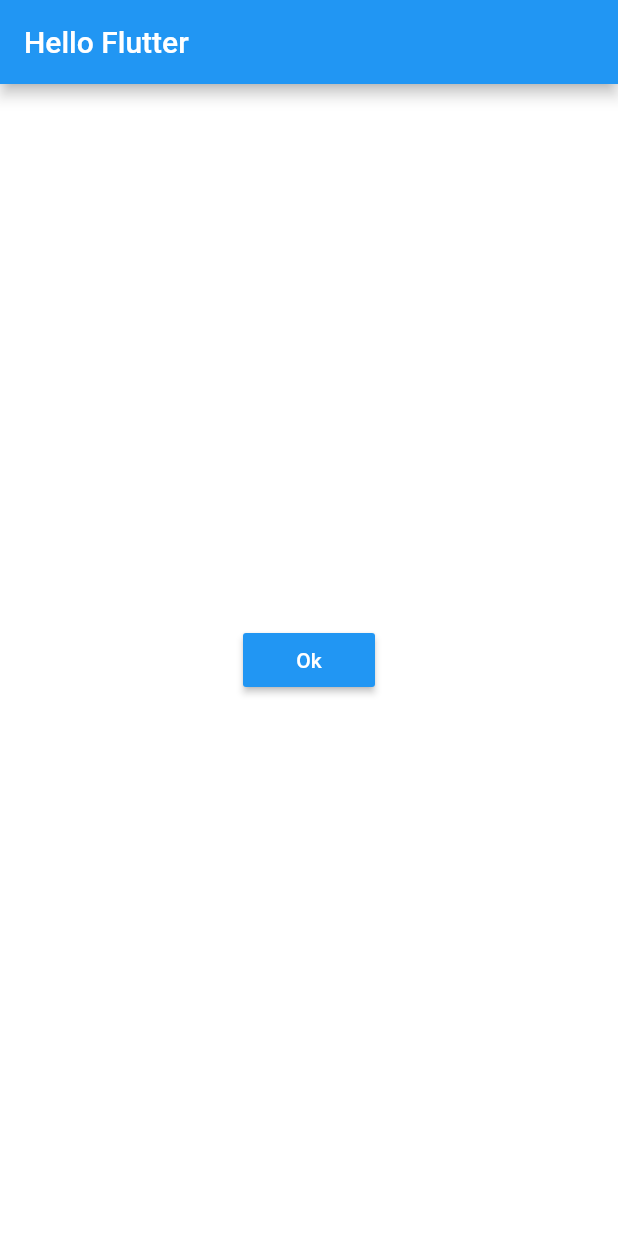
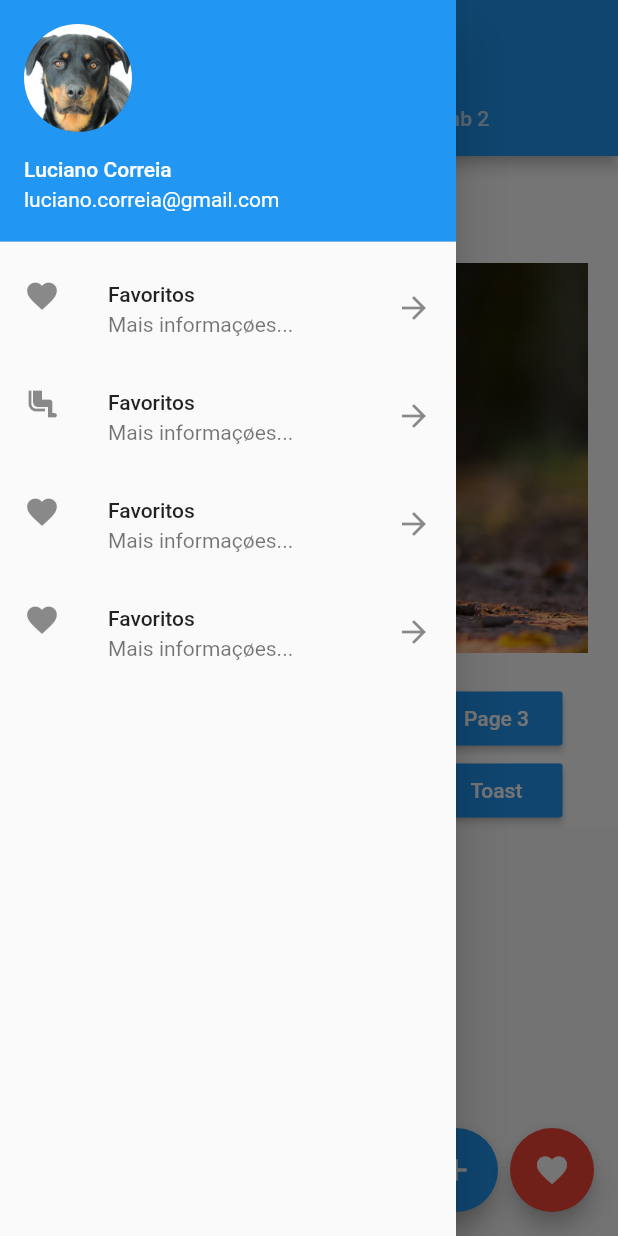
Before and after one commit to lucianocorreia/udemy_flutter, a Flutter app: the screen it shows after launch, with the side drawer open (before the commit the screen has no drawer), on a phone screen of 412 x 824 dp. Run offline on Flutter 3.47's test engine with Material 2 defaults, Android fonts, the phone set to English and light mode, and no system bars; our stand-ins replace fluttertoast.

Commit message:
Finalizado Flutter Web

```diff
--- /dev/null
+++ b/capitulo_04/flutter_hello/lib/drawer_list.dart
@@ -0,0 +1,50 @@
+import 'package:flutter/material.dart';
+
+class DrawerList extends StatelessWidget {
+  @override
+  Widget build(BuildContext context) {
+    return SafeArea(
+      child: Drawer(
+        child: ListView(
+          children: <Widget>[
+            UserAccountsDrawerHeader(
+              accountName: Text('Luciano Correia'),
+              accountEmail: Text('luciano.correia@gmail.com'),
+              currentAccountPicture: CircleAvatar(
+                backgroundImage: AssetImage('assets/images/dog4.png'),
+              ),
+            ),
+            ListTile(
+              leading: Icon(Icons.favorite),
+              title: Text('Favoritos'),
+              subtitle: Text('Mais informaçøes...'),
+              trailing: Icon(Icons.arrow_forward),
+              onTap: () {},
+            ),
+            ListTile(
+              leading: Icon(Icons.airline_seat_legroom_normal),
+              title: Text('Favoritos'),
+              subtitle: Text('Mais informaçøes...'),
+              trailing: Icon(Icons.arrow_forward),
+              onTap: () {},
+            ),
+            ListTile(
+              leading: Icon(Icons.favorite),
+              title: Text('Favoritos'),
+              subtitle: Text('Mais informaçøes...'),
+              trailing: Icon(Icons.arrow_forward),
+              onTap: () {},
+            ),
+            ListTile(
+              leading: Icon(Icons.favorite),
+              title: Text('Favoritos'),
+              subtitle: Text('Mais informaçøes...'),
+              trailing: Icon(Icons.arrow_forward),
+              onTap: () {},
+            ),
+          ],
+        ),
+      ),
+    );
+  }
+}
--- a/capitulo_04/flutter_hello/lib/home_page.dart
+++ b/capitulo_04/flutter_hello/lib/home_page.dart
@@ -1,4 +1,11 @@
 import 'package:flutter/material.dart';
+import 'package:flutter_hello/drawer_list.dart';
+import 'package:flutter_hello/pages/hello_listview.dart';
+import 'package:flutter_hello/pages/hello_page2.dart';
+import 'package:flutter_hello/pages/hello_page3.dart';
+import 'package:flutter_hello/utils/nav.dart';
+import 'package:flutter_hello/widgets/blue_button.dart';
+import 'package:fluttertoast/fluttertoast.dart';
 
 class HomePage extends StatelessWidget {
   const HomePage({
@@ -7,40 +14,138 @@ class HomePage extends StatelessWidget {
 
   @override
   Widget build(BuildContext context) {
-    return Scaffold(
-      appBar: AppBar(
-        title: Text('Hello Flutter'),
-      ),
-      body: _body(),
-    );
-  }
-
-  _body() {
-    return Container(
-      color: Colors.white,
-      child: Center(
-        child: _button(),
+    return DefaultTabController(
+      length: 2,
+      child: Scaffold(
+        appBar: AppBar(
+          title: Text('Hello Flutter'),
+          bottom: TabBar(
+            tabs: <Widget>[
+              Tab(
+                text: 'Tab 1',
+              ),
+              Tab(
+                text: 'Tab 2',
+              ),
+            ],
+          ),
+        ),
+        floatingActionButton: Row(
+          mainAxisAlignment: MainAxisAlignment.end,
+          children: <Widget>[
+            FloatingActionButton(
+              child: Icon(Icons.add),
+              onPressed: () {
+                _onClickFloat();
+              },
+            ),
+            SizedBox(
+              width: 8,
+            ),
+            FloatingActionButton(
+              backgroundColor: Colors.red,
+              child: Icon(Icons.favorite),
+              onPressed: () {
+                _onClickFloat();
+              },
+            ),
+          ],
+        ),
+        drawer: DrawerList(),
+        body: TabBarView(
+          children: <Widget>[
+            _body(context),
+            Container(
+              color: Colors.amberAccent,
+            )
+          ],
+        ),
       ),
     );
   }
 
-  _button() {
-    return RaisedButton(
-      color: Colors.blue,
-      onPressed: () => this._onClickOk(),
-      child: Text(
-        'Ok',
-        style: TextStyle(color: Colors.white),
+  _body(context) {
+    return SingleChildScrollView(
+      child: Container(
+        padding: EdgeInsets.only(top: 16),
+        color: Colors.white,
+        child: Column(
+          mainAxisAlignment: MainAxisAlignment.start,
+          children: <Widget>[
+            _text(),
+            _pageView(),
+            _buttons(),
+          ],
+        ),
       ),
     );
   }
 
-  void _onClickOk() {
-    print('On Click Ok');
+  _pageView() {
+    return Container(
+      height: 300,
+      child: PageView(
+        children: <Widget>[
+          _img('assets/images/dog1.png'),
+          _img('assets/images/dog2.png'),
+          _img('assets/images/dog3.png'),
+          _img('assets/images/dog4.png'),
+          _img('assets/images/dog5.png'),
+        ],
+      ),
+    );
   }
 
-  _img() {
-    return Image.asset('assets/images/dog2.png');
+  _buttons() {
+    return Builder(
+      builder: (context) {
+        return Column(
+          children: <Widget>[
+            Row(
+              mainAxisAlignment: MainAxisAlignment.spaceEvenly,
+              children: <Widget>[
+                BlueButton(
+                  'Listview',
+                  () => _onClickNavigator(context, HelloListview()),
+                ),
+                BlueButton(
+                  'Page 2',
+                  () => _onClickNavigator(context, HelloPage2()),
+                ),
+                BlueButton(
+                  'Page 3',
+                  () => _onClickNavigator(context, HelloPage3()),
+                ),
+              ],
+            ),
+            Row(
+              mainAxisAlignment: MainAxisAlignment.spaceEvenly,
+              children: <Widget>[
+                BlueButton('Snack', () => _onClickSnack(context)),
+                BlueButton('Dialog', () => _onClickDialog(context)),
+                BlueButton('Toast', _onClickToast),
+              ],
+            ),
+          ],
+        );
+      },
+    );
+  }
+
+  void _onClickNavigator(BuildContext context, Widget page) async {
+    String s = await push(context, page);
+
+    print('>>> $s');
+  }
+
+  _img(String img) {
+    return Container(
+      margin: EdgeInsets.all(20),
+      child: Image.asset(
+        img,
+        fit: BoxFit.cover,
+      ),
+    );
   }
 
   _text() {
@@ -57,4 +162,57 @@ class HomePage extends StatelessWidget {
       ),
     );
   }
+
+  _onClickSnack(context) {
+    Scaffold.of(context).showSnackBar(
+      SnackBar(
+        content: Text('Olá Flutter'),
+        action: SnackBarAction(
+          label: 'Ok',
+          onPressed: () {},
+        ),
+      ),
+    );
+  }
+
+  _onClickDialog(BuildContext context) {
+    showDialog(
+        barrierDismissible: false,
+        context: context,
+        builder: (context) {
+          return WillPopScope(
+            onWillPop: () async => false,
+            child: AlertDialog(
+              title: Text('Flutter udemy'),
+              actions: <Widget>[
+                FlatButton(
+                  onPressed: () {
+                    Navigator.pop(context);
+                  },
+                  child: Text('Cancelar'),
+                ),
+                FlatButton(
+                  onPressed: () {
+                    Navigator.pop(context);
+                  },
+                  child: Text('Ok'),
+                ),
+              ],
+            ),
+          );
+        });
+  }
+
+  _onClickToast() {
+    Fluttertoast.showToast(
+        msg: "This is Center Short Toast",
+        toastLength: Toast.LENGTH_LONG,
+        gravity: ToastGravity.CENTER,
+        timeInSecForIos: 5,
+        backgroundColor: Colors.red,
+        textColor: Colors.white,
+        fontSize: 16.0);
+  }
+
+  void _onClickFloat() {}
 }
--- /dev/null
+++ b/capitulo_04/flutter_hello/lib/utils/nav.dart
@@ -0,0 +1,8 @@
+import 'package:flutter/material.dart';
+
+Future push(BuildContext context, Widget page) {
+  return Navigator.push(context,
+      MaterialPageRoute(builder: (BuildContext context) {
+    return page;
+  }));
+}
--- /dev/null
+++ b/capitulo_04/flutter_hello/lib/widgets/blue_button.dart
@@ -0,0 +1,21 @@
+import 'package:flutter/material.dart';
+
+class BlueButton extends StatelessWidget {
+  final String text;
+  final Function onPressed;
+  final Color color;
+
+  BlueButton(this.text, this.onPressed, {this.color = Colors.blue});
+
+  @override
+  Widget build(BuildContext context) {
+    return RaisedButton(
+      color: color,
+      onPressed: onPressed,
+      child: Text(
+        text,
+        style: TextStyle(color: Colors.white),
+      ),
+    );
+  }
+}
--- a/capitulo_04/flutter_hello/pubspec.yaml
+++ b/capitulo_04/flutter_hello/pubspec.yaml
@@ -19,6 +19,8 @@ environment:
 dependencies:
   flutter:
     sdk: flutter
+
+  fluttertoast: ^3.1.3
 
   # The following adds the Cupertino Icons font to your application.
   # Use with the CupertinoIcons class for iOS style icons.
```
Also changed, not shown: capitulo_04/flutter_hello/lib/pages/dog_page.dart (added, +18 -0 lines), capitulo_04/flutter_hello/lib/pages/hello_listview.dart (added, +117 -0 lines), capitulo_04/flutter_hello/lib/pages/hello_page1.dart (added, +12 -0 lines), capitulo_04/flutter_hello/lib/pages/hello_page2.dart (added, +28 -0 lines), capitulo_04/flutter_hello/lib/pages/hello_page3.dart (added, +27 -0 lines), 6 other files.
